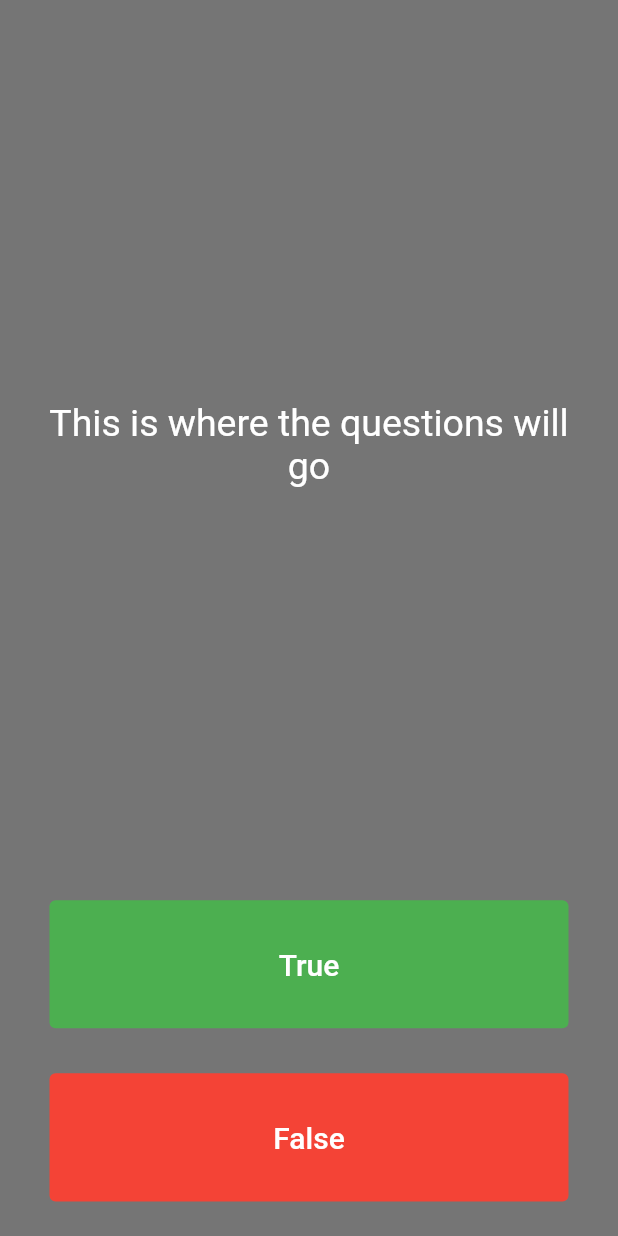
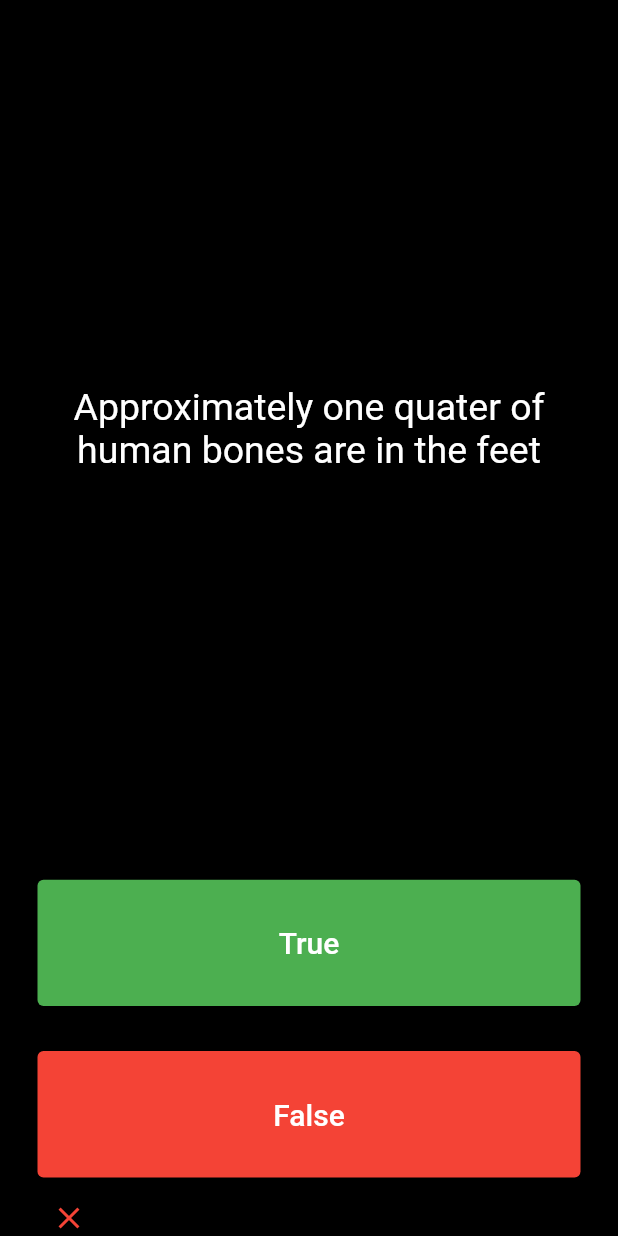
Before and after one commit to CorruptEntity0982/Quizzler-App, a Flutter app: the screen it shows after launch, after a tap on "True", on a phone screen of 412 x 824 dp. Run offline on Flutter 3.47's test engine with Material 2 defaults, Android fonts, the phone set to English and light mode, and no system bars; our stand-ins replace rflutter_alert.

Commit message:
latest commit

```diff
--- /dev/null
+++ b/lib/QuizBrain.dart
@@ -0,0 +1,48 @@
+import 'question.dart';
+
+class QuizBrain {
+  final List<Question> _questionBank = [
+    Question(
+        q: 'You can lead a cow up the stairs but not down the stairs',
+        a: false),
+    Question(
+        q: 'Approximately one quater of human bones are in the feet', a: true),
+    Question(q: 'A slug\'s blood is green', a: true),
+  ];
+  String getQuestion() {
+    return _questionBank[_qnumber].question;
+  }
+
+  bool getAnswer() {
+    return _questionBank[_qnumber].answer;
+  }
+
+  int _qnumber = 0;
+  int _score = 0;
+  void increaseScore() {
+    _score++;
+  }
+
+  int showScore() {
+    return _score;
+  }
+
+  void nextQuestion() {
+    if (_qnumber <= _questionBank.length) {
+      _qnumber++;
+    }
+  }
+
+  bool checkEnd() {
+    if (_qnumber >= _questionBank.length - 1) {
+      return true;
+    } else {
+      return false;
+    }
+  }
+
+  void reset() {
+    _qnumber = 0;
+    _score = 0;
+  }
+}
--- a/lib/main.dart
+++ b/lib/main.dart
@@ -1,8 +1,14 @@
 import 'package:flutter/material.dart';
+import 'package:rflutter_alert/rflutter_alert.dart';
+import 'QuizBrain.dart';
 
-void main() => runApp(
+void main() {
+  runApp(
     const QuizApp(),
   );
+}
+
+QuizBrain quizBrain = QuizBrain();
 
 class QuizApp extends StatelessWidget {
   const QuizApp({Key? key}) : super(key: key);
@@ -11,57 +17,104 @@ class QuizApp extends StatelessWidget {
   Widget build(BuildContext context) {
     return const MaterialApp(
       home: Scaffold(
-        backgroundColor: Colors.black54,
-        body: Padding(
+        backgroundColor: Colors.black,
+        body: SafeArea(
+          child: Padding(
             padding: EdgeInsets.symmetric(horizontal: 10.0),
-          child: Quizpage(),
+            child: QuizPage(),
+          ),
         ),
       ),
     );
   }
+} //stateless includes scaffold Dont touch
+
+class QuizPage extends StatefulWidget {
+  const QuizPage({Key? key}) : super(key: key);
+  @override
+  State<QuizPage> createState() => _QuizPageState();
 }
 
-class Quizpage extends StatefulWidget {
-  const Quizpage({Key? key}) : super(key: key);
+class _QuizPageState extends State<QuizPage> {
+  int n = 0;
+  List<Icon> scoreKeeper = [
+    const Icon(Icons.add),
+  ];
+  void checkAnswer(bool answerr) {
+    setState(() {
+      int n = quizBrain.showScore();
+      if (quizBrain.checkEnd()) {
+        Alert(
+            context: context,
+            type: AlertType.info,
+            title: 'End of Quiz',
+            desc: 'Quiz will be restarted\n Your score is $n',
+            buttons: [
+              DialogButton(
+                  child: const Text(
+                    'Okay',
+                    style: TextStyle(color: Colors.white, fontSize: 20),
+                  ),
+                  onPressed: () {}),
+            ]).show();
+        debugPrint('Alert closed now');
+        quizBrain.reset();
+        scoreKeeper = [];
+      } else {
+        if (answerr == quizBrain.getAnswer()) {
+          quizBrain.increaseScore();
+          scoreKeeper.add(
+            const Icon(
+              Icons.check,
+              color: Colors.green,
+            ),
+          );
+        } else {
+          scoreKeeper.add(
+            const Icon(
+              Icons.close,
+              color: Colors.red,
+            ),
+          );
+        }
+        quizBrain.nextQuestion();
+      }
+    });
+  }
 
   @override
-  State<Quizpage> createState() => _QuizpageState();
-}
-
-class _QuizpageState extends State<Quizpage> {
-  @override
   Widget build(BuildContext context) {
-    return SafeArea(
-      child: Padding(
-        padding: const EdgeInsets.all(8.0),
-        child: Column(
+    return Column(
       mainAxisAlignment: MainAxisAlignment.spaceBetween,
       crossAxisAlignment: CrossAxisAlignment.stretch,
       children: <Widget>[
-            const Expanded(
+        Expanded(
           flex: 5,
           child: Padding(
-                padding: EdgeInsets.all(10),
+            padding: const EdgeInsets.all(10.0),
             child: Center(
               child: Text(
-                    'This is where the questions will go',
-                    textAlign: TextAlign.center,
-                    style: TextStyle(
+                quizBrain.getQuestion(),
+                style: const TextStyle(
                   color: Colors.white,
                   fontSize: 25,
                 ),
+                textAlign: TextAlign.center,
               ),
             ),
           ),
-            ),
+        ), //Text part
         Expanded(
           child: Padding(
-                padding: const EdgeInsets.all(15),
+            padding: const EdgeInsets.all(15.0),
             child: TextButton(
+              onPressed: () {
+                quizBrain.getAnswer();
+                checkAnswer(true);
+              },
               style: const ButtonStyle(
                 backgroundColor: MaterialStatePropertyAll(Colors.green),
               ),
-                  onPressed: () {},
               child: const Text(
                 'True',
                 style: TextStyle(
@@ -71,15 +124,18 @@ class _QuizpageState extends State<Quizpage> {
               ),
             ),
           ),
-            ),
+        ), //True button
         Expanded(
           child: Padding(
-                padding: const EdgeInsets.all(15),
+            padding: const EdgeInsets.all(15.0),
             child: TextButton(
+              onPressed: () {
+                quizBrain.getAnswer();
+                checkAnswer(false);
+              },
               style: const ButtonStyle(
                 backgroundColor: MaterialStatePropertyAll(Colors.red),
               ),
-                  onPressed: () {},
               child: const Text(
                 'False',
                 style: TextStyle(
@@ -89,10 +145,11 @@ class _QuizpageState extends State<Quizpage> {
               ),
             ),
           ),
-            ),
+        ), //False button
+        Row(
+          children: scoreKeeper,
+        ), // Tick or cross row
       ],
-        ),
-      ),
     );
   }
 }
--- /dev/null
+++ b/lib/question.dart
@@ -0,0 +1,9 @@
+class Question {
+  late String question;
+  late bool answer;
+
+  Question({required String q, required bool a}) {
+    question = q;
+    answer = a;
+  }
+}
--- a/pubspec.yaml
+++ b/pubspec.yaml
@@ -35,6 +35,7 @@ dependencies:
   # The following adds the Cupertino Icons font to your application.
   # Use with the CupertinoIcons class for iOS style icons.
   cupertino_icons: ^1.0.2
+  rflutter_alert: ^2.0.4
 
 dev_dependencies:
   flutter_test:
```
Also changed, not shown: pubspec.lock, 1 other file. Lines whose indentation alone changed are shown as unchanged.
